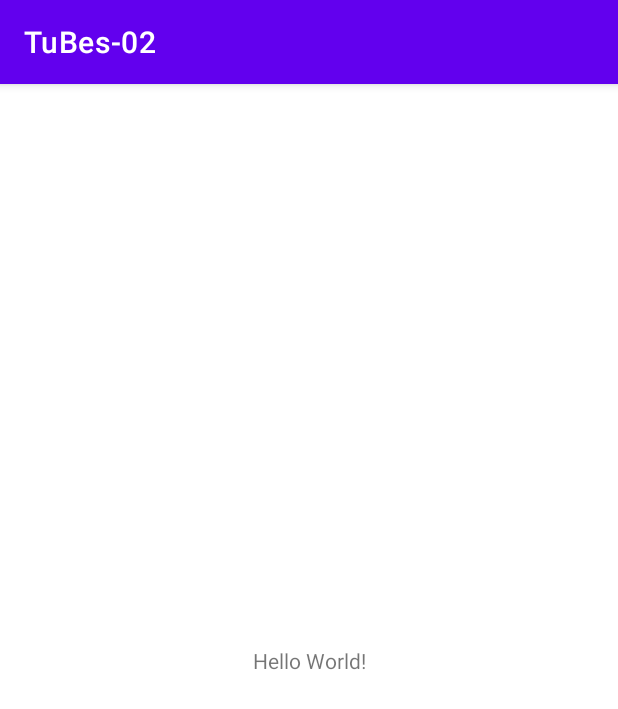
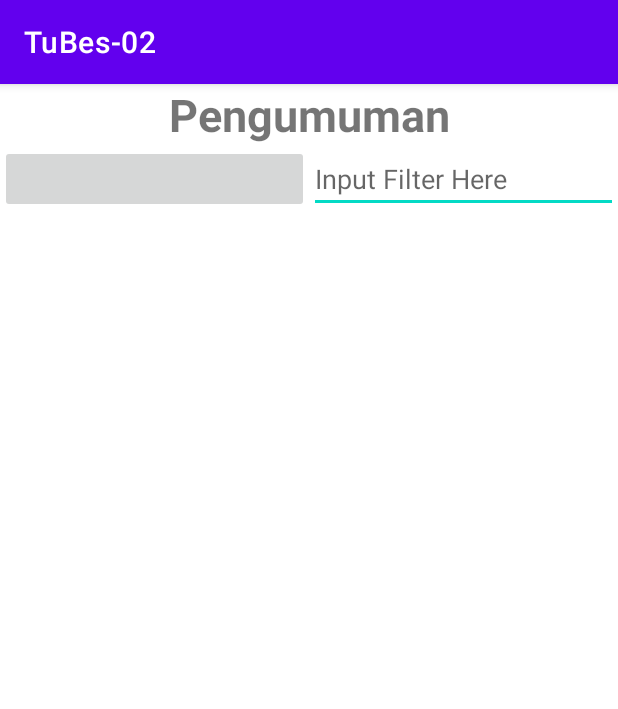
Before and after one commit to erwindrsno/IF-Portal, an Android app: the screen it shows after launch (MainActivity), on a phone screen of 412 x 824 dp. Shown: the top 709 px of the screen. Run offline under Robolectric (Android 15) with nearby library versions, the phone set to English and light mode, and no system bars.

Commit message:
Buat Halaman dan change page

```diff
--- a/TuBes02/app/src/main/java/com/example/tubes_02/MainActivity.java
+++ b/TuBes02/app/src/main/java/com/example/tubes_02/MainActivity.java
@@ -1,6 +1,11 @@
 package com.example.tubes_02;
 
+import androidx.annotation.NonNull;
 import androidx.appcompat.app.AppCompatActivity;
+import androidx.drawerlayout.widget.DrawerLayout;
+import androidx.fragment.app.FragmentManager;
+import androidx.fragment.app.FragmentResultListener;
+import androidx.fragment.app.FragmentTransaction;
 
 import android.os.Bundle;
 
@@ -8,11 +13,58 @@ import com.example.tubes_02.databinding.ActivityMainBinding;
 
 public class MainActivity extends AppCompatActivity {
     private ActivityMainBinding binding;
+    private PengumumanFragment pengumumanFragment;
+    private PertemuanFragment pertemuanFragment;
+    private PrasyaratFragment prasyaratFragment;
+    private FragmentManager fragmentManager;
 
     @Override
     protected void onCreate(Bundle savedInstanceState) {
         super.onCreate(savedInstanceState);
         this.binding = ActivityMainBinding.inflate(getLayoutInflater());
         setContentView(this.binding.getRoot());
+        this.pengumumanFragment = new PengumumanFragment();
+        this.pertemuanFragment = new PertemuanFragment();
+        this.prasyaratFragment = new PrasyaratFragment();
+
+        this.fragmentManager = this.getSupportFragmentManager();
+
+        FragmentTransaction ft = this.fragmentManager.beginTransaction();
+        ft.add(this.binding.fragmentContainer.getId(), this.pengumumanFragment)
+                .addToBackStack(null)
+                .commit();
+
+        this.getSupportFragmentManager().setFragmentResultListener(
+                "changePage", this, new FragmentResultListener() {
+                    @Override
+                    public void onFragmentResult(@NonNull String requestKey, @NonNull Bundle result) {
+                        String page = result.getString("page");
+                        changePage(page);
+                    }
+                }
+        );
+    }
+    public void changePage(String page){
+        FragmentTransaction ft = this.fragmentManager.beginTransaction();
+//                .setCustomAnimations(
+//                        R.anim.fade_in,
+//                        R.anim.fade_out
+//                );
+
+        if(page.equals("pertemuan")){
+
+            ft.replace(binding.fragmentContainer.getId(),this.pertemuanFragment)
+                    .addToBackStack(null);
+        }
+        if(page.equals("pengumuman")){
+            ft.replace(binding.fragmentContainer.getId(),this.pengumumanFragment)
+                    .addToBackStack(null);
+        }
+        if(page.equals("prasyarat")){
+            ft.replace(binding.fragmentContainer.getId(),this.prasyaratFragment)
+                    .addToBackStack(null);
+        }
+
+        ft.commit();
     }
 }
--- /dev/null
+++ b/TuBes02/app/src/main/java/com/example/tubes_02/PengumumanFragment.java
@@ -0,0 +1,39 @@
+package com.example.tubes_02;
+
+import android.os.Bundle;
+import android.view.LayoutInflater;
+import android.view.View;
+import android.view.ViewGroup;
+
+import androidx.annotation.NonNull;
+import androidx.annotation.Nullable;
+import androidx.fragment.app.Fragment;
+
+import com.example.tubes_02.databinding.FragmentPengumumanBinding;
+
+public class PengumumanFragment extends Fragment {
+    private FragmentPengumumanBinding binding;
+
+    public PengumumanFragment(){
+
+    }
+
+    public static PengumumanFragment newInstance() {
+        PengumumanFragment fragment = new PengumumanFragment();
+        return fragment;
+    }
+
+    @Nullable
+    @Override
+    public View onCreateView(@NonNull LayoutInflater inflater, @Nullable ViewGroup container, @Nullable Bundle savedInstanceState) {
+        binding = FragmentPengumumanBinding.inflate(inflater);
+        View view = binding.getRoot();
+        return view;
+    }
+
+    private void onClick(View view) {
+        Bundle result = new Bundle();
+        result.putString("page","#");
+        this.getParentFragmentManager().setFragmentResult("changePage", result);
+    }
+}
--- /dev/null
+++ b/TuBes02/app/src/main/java/com/example/tubes_02/PertemuanFragment.java
@@ -0,0 +1,33 @@
+package com.example.tubes_02;
+
+import android.os.Bundle;
+import android.view.LayoutInflater;
+import android.view.View;
+import android.view.ViewGroup;
+
+import androidx.annotation.NonNull;
+import androidx.annotation.Nullable;
+import androidx.fragment.app.Fragment;
+
+import com.example.tubes_02.databinding.FragmentPertemuanBinding;
+
+public class PertemuanFragment extends Fragment {
+    private FragmentPertemuanBinding binding;
+
+    public PertemuanFragment(){
+
+    }
+
+    public static PertemuanFragment newInstance() {
+        PertemuanFragment fragment = new PertemuanFragment();
+        return fragment;
+    }
+
+    @Nullable
+    @Override
+    public View onCreateView(@NonNull LayoutInflater inflater, @Nullable ViewGroup container, @Nullable Bundle savedInstanceState) {
+        binding = FragmentPertemuanBinding.inflate(inflater);
+        View view = binding.getRoot();
+        return view;
+    }
+}
--- /dev/null
+++ b/TuBes02/app/src/main/java/com/example/tubes_02/PrasyaratFragment.java
@@ -0,0 +1,38 @@
+package com.example.tubes_02;
+
+import android.os.Bundle;
+import android.util.Log;
+import android.view.LayoutInflater;
+import android.view.View;
+import android.view.ViewGroup;
+
+import androidx.annotation.NonNull;
+import androidx.annotation.Nullable;
+import androidx.fragment.app.Fragment;
+
+import com.example.tubes_02.databinding.FragmentPrasyaratBinding;
+
+import java.io.File;
+
+public class PrasyaratFragment extends Fragment {
+    private FragmentPrasyaratBinding binding;
+
+    public PrasyaratFragment(){
+
+    }
+
+    public static PrasyaratFragment newInstance() {
+        PrasyaratFragment fragment = new PrasyaratFragment();
+        return fragment;
+    }
+
+    @Nullable
+    @Override
+    public View onCreateView(@NonNull LayoutInflater inflater, @Nullable ViewGroup container, @Nullable Bundle savedInstanceState) {
+        binding = FragmentPrasyaratBinding.inflate(inflater);
+        View view = binding.getRoot();
+
+        return view;
+    }
+
+}
--- a/TuBes02/app/src/main/res/layout/activity_main.xml
+++ b/TuBes02/app/src/main/res/layout/activity_main.xml
@@ -1,18 +1,22 @@
 <?xml version="1.0" encoding="utf-8"?>
-<androidx.constraintlayout.widget.ConstraintLayout xmlns:android="http://schemas.android.com/apk/res/android"
-    xmlns:app="http://schemas.android.com/apk/res-auto"
-    xmlns:tools="http://schemas.android.com/tools"
+<androidx.drawerlayout.widget.DrawerLayout
+    xmlns:android="http://schemas.android.com/apk/res/android"
     android:layout_width="match_parent"
     android:layout_height="match_parent"
-    tools:context=".MainActivity">
+    android:orientation="vertical"
+    android:id="@+id/drawer_layout"
+    >
+    <LinearLayout
+        android:layout_width="match_parent"
+        android:layout_height="match_parent"
+        android:orientation="vertical">
 
-    <TextView
-        android:layout_width="wrap_content"
-        android:layout_height="wrap_content"
-        android:text="Hello World!"
-        app:layout_constraintBottom_toBottomOf="parent"
-        app:layout_constraintEnd_toEndOf="parent"
-        app:layout_constraintStart_toStartOf="parent"
-        app:layout_constraintTop_toTopOf="parent" />
+        <FrameLayout
+            android:id="@+id/fragment_container"
+            android:layout_width="match_parent"
+            android:layout_height="0dp"
+            android:layout_weight="1"/>
 
-</androidx.constraintlayout.widget.ConstraintLayout>
+    </LinearLayout>
+
+</androidx.drawerlayout.widget.DrawerLayout>
--- /dev/null
+++ b/TuBes02/app/src/main/res/layout/fragment_pengumuman.xml
@@ -0,0 +1,39 @@
+<?xml version="1.0" encoding="utf-8"?>
+<LinearLayout
+    xmlns:android="http://schemas.android.com/apk/res/android"
+    android:layout_width="match_parent"
+    android:layout_height="match_parent"
+    android:orientation="vertical">
+    <TextView
+        android:layout_width="match_parent"
+        android:layout_height="wrap_content"
+        android:text="Pengumuman"
+        android:textAlignment="center"
+        android:textSize="30dp"
+        android:textStyle="bold"
+        />
+    <LinearLayout
+        android:layout_width="match_parent"
+        android:layout_height="wrap_content"
+        android:orientation="horizontal">
+        <ImageButton
+            android:id="@+id/btn_filter"
+            android:layout_width="match_parent"
+            android:layout_height="match_parent"
+            android:layout_weight="1"
+            />
+        <EditText
+            android:id="@+id/et_filter"
+            android:layout_width="match_parent"
+            android:layout_height="match_parent"
+            android:layout_weight="1"
+            android:hint="Input Filter Here"/>
+
+    </LinearLayout>
+    <LinearLayout
+        android:layout_width="match_parent"
+        android:layout_height="wrap_content"
+        android:orientation="vertical">
+    </LinearLayout>
+
+</LinearLayout>
```
Also changed, not shown: TuBes02/app/src/main/res/layout/fragment_pertemuan.xml (added, +7 -0 lines), TuBes02/app/src/main/res/layout/fragment_prasyarat.xml (added, +7 -0 lines).
